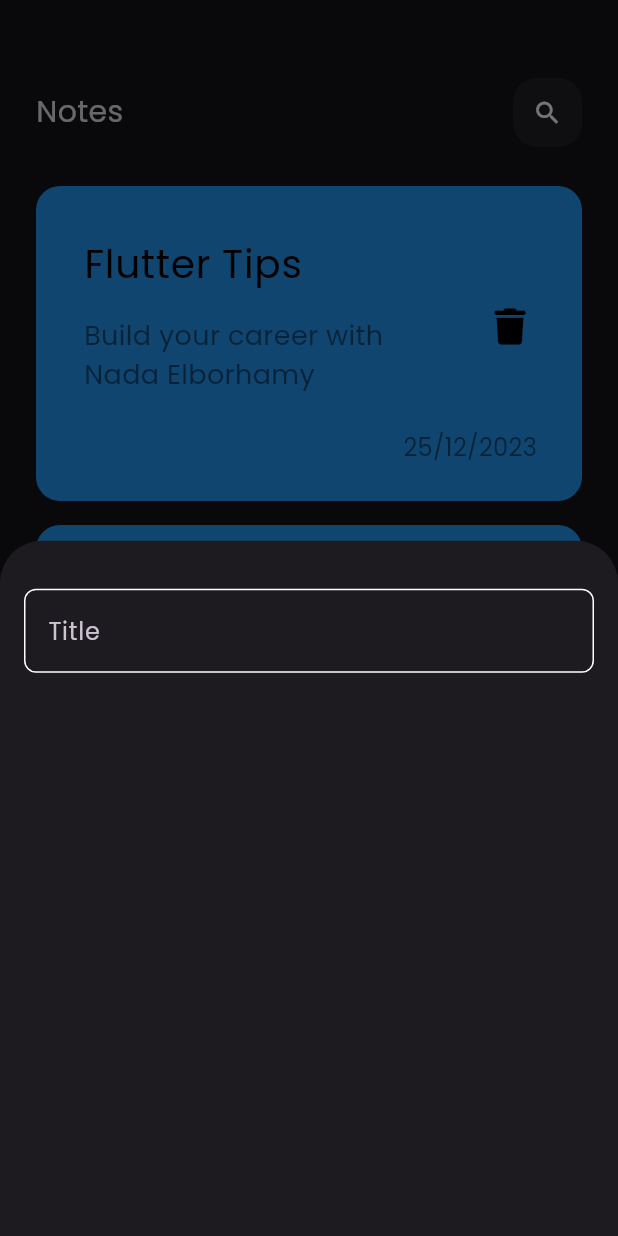
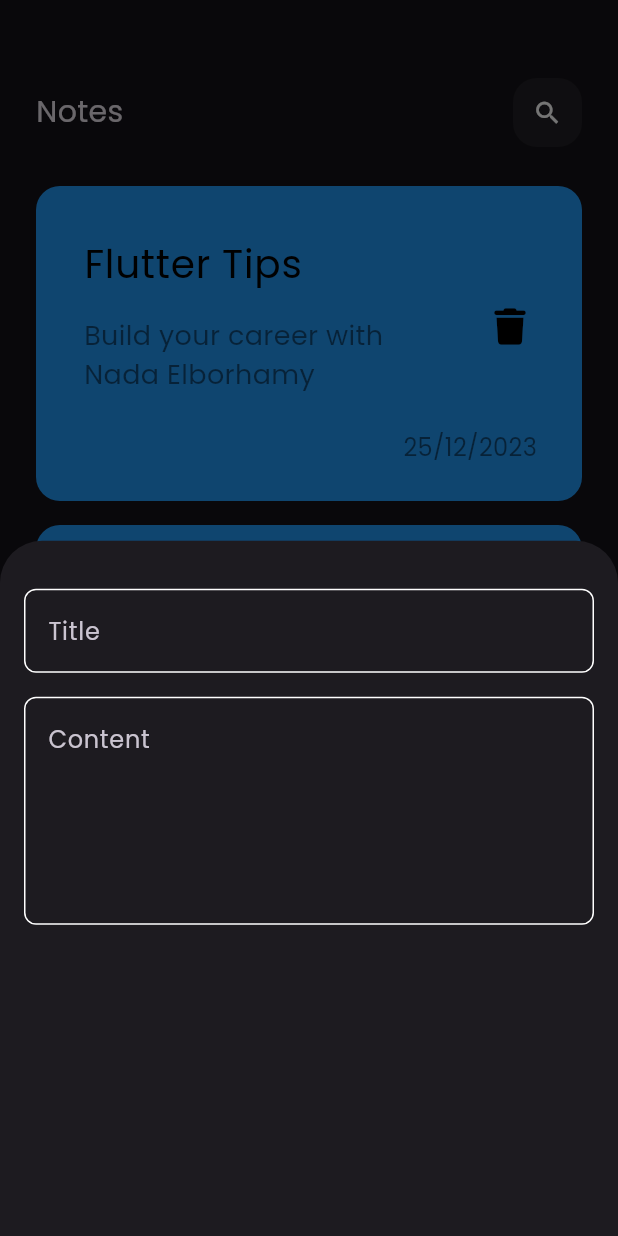
Before and after one commit to Nada52/notes_app, a Flutter app: the screen it shows after launch, after a tap on the "add" icon, on a phone screen of 412 x 824 dp. Run offline on Flutter 3.47's test engine with Material 3 defaults, Android fonts, the phone set to English and light mode, and no system bars; our stand-ins replace font_awesome_flutter.

Commit message:
add text fields to notes bottom sheet

```diff
--- a/lib/views/widgets/custom_add_note_bottom_sheet.dart
+++ b/lib/views/widgets/custom_add_note_bottom_sheet.dart
@@ -13,7 +13,9 @@ class CustomAddNoteBottomSheet extends StatelessWidget {
           SizedBox(
             height: 32,
           ),
-          CustomTextField(),
+          CustomTextField(hint: 'Title'),
+          SizedBox(height: 16,),
+          CustomTextField(hint: 'Content' , maxLines: 5),
         ],
       ),
     );
--- a/lib/views/widgets/custom_text_field.dart
+++ b/lib/views/widgets/custom_text_field.dart
@@ -1,14 +1,17 @@
 import 'package:flutter/material.dart';
 
 class CustomTextField extends StatelessWidget {
-  const CustomTextField({super.key});
+  const CustomTextField({super.key, required this.hint,  this.maxLines = 1});
 
+  final String hint;
+  final int maxLines;
   @override
   Widget build(BuildContext context) {
     return TextField(
       cursorColor: Colors.tealAccent,
+      maxLines: maxLines,
       decoration: InputDecoration(
-        hintText: 'Title',
+        hintText: hint,
         border: buildBorder(),
         enabledBorder: buildBorder(),
         focusedBorder: buildBorder(color: Colors.tealAccent),
```
